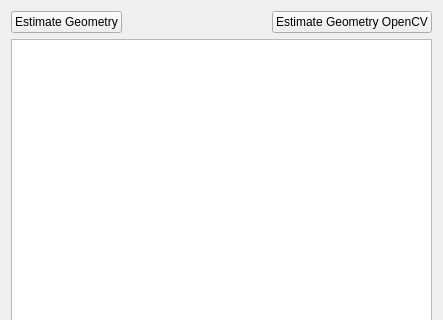
Above: src/cfclient/ui/dialogs/lighthouse_bs_geometry_dialog.ui from bitcraze/crazyflie-clients-python before the change; both pictures show x 0 to 443 and y 0 to 320 of the 443 by 555 pixel window. Below: the same form after it.
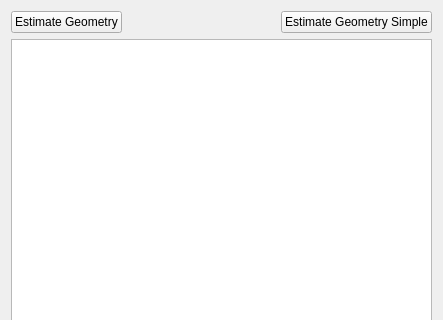
That is the form after the change.

Commit message: rename opencv notion to simple LH estimator

What changed in the file:
```diff
--- a/src/cfclient/ui/dialogs/lighthouse_bs_geometry_dialog.ui
+++ b/src/cfclient/ui/dialogs/lighthouse_bs_geometry_dialog.ui
@@ -44,7 +44,7 @@
        <item>
         <widget class="QPushButton" name="_estimate_geometry_opencv_button">
          <property name="text">
-          <string>Estimate Geometry OpenCV</string>
+          <string>Estimate Geometry Simple</string>
          </property>
         </widget>
        </item>
```
Left out of the diff: 2 changed lines with no effect on the pictures. The commit also changes 1 other file.
